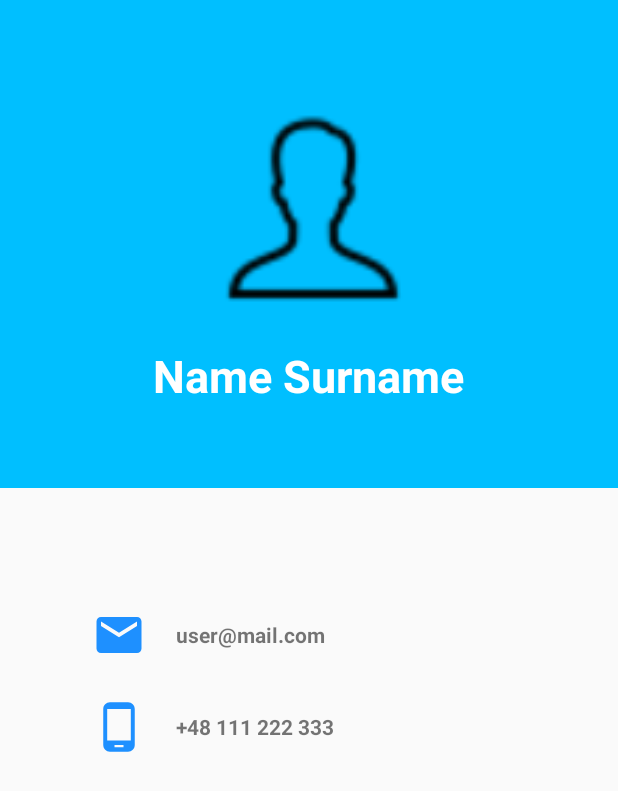
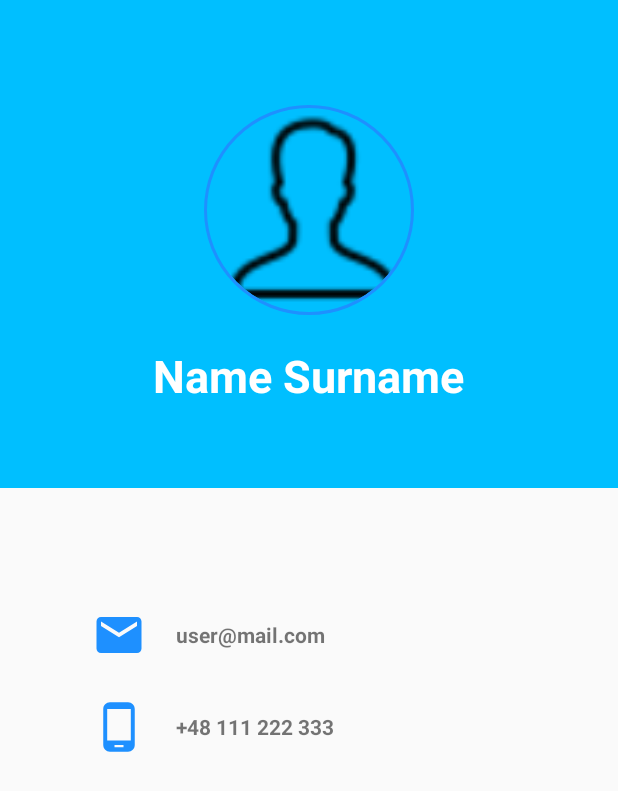
Before and after one commit to zieto/eregister-mobile, an Android app: the layout activity_profil.xml on its own in the app's theme, with its tools: preview values and no code run, on a phone screen of 412 x 824 dp. Shown: the top 791 px of the screen. Run offline under Robolectric (Android 15) with nearby library versions, the phone set to English and light mode, and no system bars.

Commit message:
added hdodenhof/CircleImageView, fixed loading image from server

```diff
--- a/app/build.gradle
+++ b/app/build.gradle
@@ -30,4 +30,5 @@ dependencies {
     testImplementation 'junit:junit:4.12'
     androidTestImplementation 'androidx.test.ext:junit:1.1.0'
     androidTestImplementation 'androidx.test.espresso:espresso-core:3.1.1'
+    implementation 'de.hdodenhof:circleimageview:3.1.0'
 }
--- a/app/src/main/res/layout/activity_profil.xml
+++ b/app/src/main/res/layout/activity_profil.xml
@@ -20,13 +20,16 @@
                 android:background="@color/colorPrimary"
                 android:orientation="vertical">
 
-                <ImageView
+                <de.hdodenhof.circleimageview.CircleImageView
+                    xmlns:app="http://schemas.android.com/apk/res-auto"
                     android:id="@+id/imageView"
                     android:layout_width="140dp"
                     android:layout_height="140dp"
                     android:layout_gravity="center"
                     android:layout_marginTop="70dp"
-                    android:src="@drawable/user" />
+                    android:src="@drawable/user"
+                    app:civ_border_width="2dp"
+                    app:civ_border_color="@color/colorPrimaryDark"/>
 
                 <TextView
                     android:id="@+id/nameTextView"
```
Also changed, not shown: app/src/main/java/com/umk/apka/Profil.java (+5 -7 lines).
